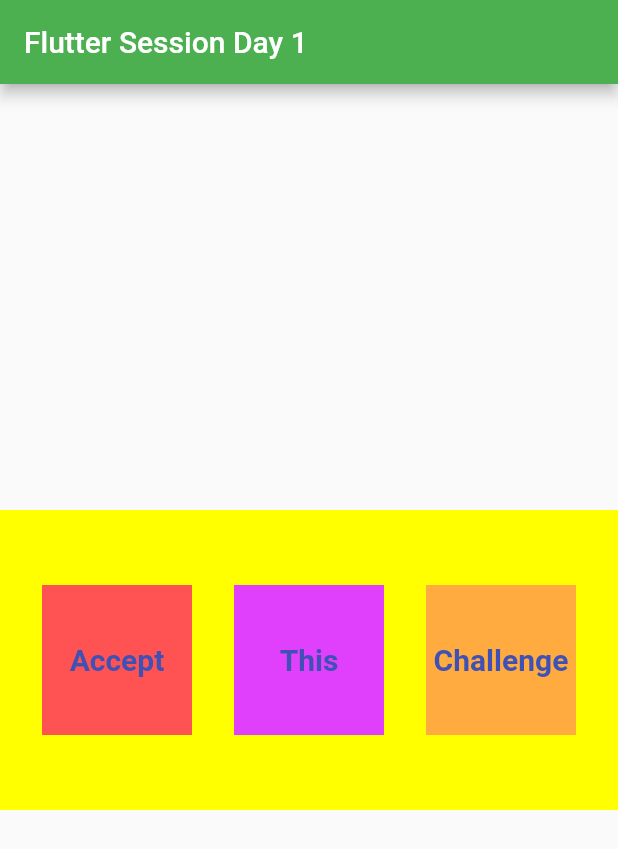
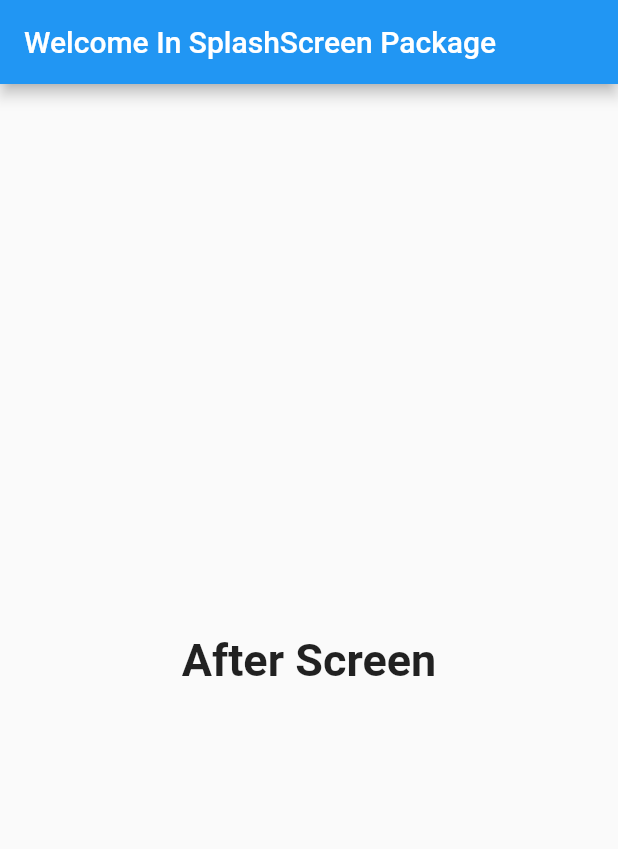
Before and after one commit to Mohd-Taha/Learning_Flutter, a Flutter app: the screen it shows after launch, on a phone screen of 412 x 824 dp. Shown: the top 849 px of the screen. Run offline on Flutter 3.47's test engine with Material 2 defaults, Android fonts, the phone set to English and light mode, and no system bars; our stand-ins replace splashscreen.

Commit message:
Intro to Text Boxes, Images, Button, PubDev

```diff
--- a/lib/main.dart
+++ b/lib/main.dart
@@ -1,90 +1,176 @@
 import 'package:flutter/material.dart';
+import 'package:splashscreen/splashscreen.dart';
 
 void main() {
-  runApp(MyApp());
+  runApp(new MaterialApp(
+    home: new MyApp(),
+  ));
 }
 
-class MyApp extends StatelessWidget {
+class MyApp extends StatefulWidget {
+  @override
+  _MyAppState createState() => new _MyAppState();
+}
+
+class _MyAppState extends State<MyApp> {
   @override
   Widget build(BuildContext context) {
-    return MaterialApp(
-      title: "Flutter Demo",
-      theme: ThemeData(
-        primarySwatch: Colors.green,
+    return new SplashScreen(
+      seconds: 14,
+      navigateAfterSeconds: new AfterSplash(),
+      title: new Text(
+        'Flutter Sessions: Day 2',
+        style: new TextStyle(fontWeight: FontWeight.bold, fontSize: 30.0),
       ),
-      home: MyHomePage(title: "Flutter Session Day 1"),
+      // image: Image.asset(
+      //   'assets/images/img.jfif',
+      //   fit: BoxFit.fill,
+      // ),
+      // image: new Image.network(
+      //     'https://flutter.io/images/catalog-widget-placeholder.png'),
+      backgroundColor: Colors.white,
+      loaderColor: Colors.red,
     );
   }
 }
 
-class MyHomePage extends StatefulWidget {
-  MyHomePage({Key key, this.title}) : super(key: key);
-
-  final String title;
-  @override
-  _MyHomePageState createState() => _MyHomePageState();
-}
-
-class _MyHomePageState extends State<MyHomePage> {
+class AfterSplash extends StatelessWidget {
   @override
   Widget build(BuildContext context) {
-    return Scaffold(
-      appBar: AppBar(
-        title: Text(widget.title),
+    return new Scaffold(
+      appBar: new AppBar(
+        title: new Text("Welcome In SplashScreen Package"),
+        automaticallyImplyLeading: false,
       ),
-      body: Center(
-        child: Container(
-          height: 200,
-          color: Colors.yellowAccent,
-          child: Row(
-            mainAxisAlignment: MainAxisAlignment.spaceEvenly,
-            children: [
-              Container(
-                height: 100,
-                width: 100,
-                color: Colors.redAccent,
-                child: Center(
-                    child: Text(
-                  'Accept',
-                  style: TextStyle(
-                      fontSize: 20,
-                      color: Colors.indigo,
-                      fontWeight: FontWeight.bold),
-                )),
-              ),
-              Container(
-                height: 100,
-                width: 100,
-                color: Colors.purpleAccent,
-                child: Center(
-                    child: Text(
-                  'This',
-                  style: TextStyle(
-                      fontSize: 20,
-                      color: Colors.indigo,
-                      fontWeight: FontWeight.bold),
-                )),
-              ),
-              Container(
-                height: 100,
-                width: 100,
-                color: Colors.orangeAccent,
-                child: Center(
-                    child: Text(
-                  'Challenge',
-                  style: TextStyle(
-                      fontSize: 20,
-                      color: Colors.indigo,
-                      fontWeight: FontWeight.bold),
-                )),
-              ),
-            ],
+      body: Container(
+        child: new Center(
+          child: new Text(
+            "After Screen",
+            style: new TextStyle(fontWeight: FontWeight.bold, fontSize: 30.0),
           ),
         ),
       ),
     );
   }
 }
+
+// void main() {
+//   runApp(MyApp());
+// }
+
+// class MyApp extends StatelessWidget {
+//   @override
+//   Widget build(BuildContext context) {
+//     return MaterialApp(
+//       title: "Flutter Demo",
+//       theme: ThemeData(
+//         primarySwatch: Colors.green,
+//       ),
+//       home: MyHomePage(title: "Flutter Session Day 1"),
+//     );
+//   }
+// }
+
+// class MyHomePage extends StatefulWidget {
+//   MyHomePage({Key key, this.title}) : super(key: key);
+
+//   final String title;
+//   @override
+//   _MyHomePageState createState() => _MyHomePageState();
+// }
+
+// class _MyHomePageState extends State<MyHomePage> {
+//   @override
+//   Widget build(BuildContext context) {
+//     String _value;
+//     return Scaffold(
+//       appBar: AppBar(
+//         title: Text(widget.title),
+//       ),
+//       body: Container(
+//         // color: Colors.blueAccent,
+//         child: Column(
+//           mainAxisAlignment: MainAxisAlignment.spaceEvenly,
+//           children: [
+//             Row(mainAxisAlignment: MainAxisAlignment.center, children: [
+//               Expanded(
+//                 child: TextField(
+//                   decoration: InputDecoration(
+//                     border: InputBorder.none,
+//                     hintText: "Enter Your Name",
+//                   ),
+//                   onChanged: (inp) => _value = inp,
+//                 ),
+//               ),
+//               RaisedButton(
+//                 onPressed: () => print(_value),
+//                 child: Text(
+//                   'Click Me',
+//                   style: TextStyle(),
+//                 ),
+//               ),
+//               // Icon(
+//               //   Icons.favorite,
+//               //   color: Colors.redAccent,
+//               //   size: 100,
+//               // ),
+//             ]),
+//           ],
+//         ),
+//       ),
+//       // body: Center(
+//       //   child: Container(
+//       //     height: 200,
+//       //     color: Colors.yellowAccent,
+//       //     child: Row(
+//       //       mainAxisAlignment: MainAxisAlignment.spaceEvenly,
+//       //       children: [
+//       //         Container(
+//       //           height: 100,
+//       //           width: 100,
+//       //           color: Colors.redAccent,
+//       //           child: Center(
+//       //               child: Text(
+//       //             'Accept',
+//       //             style: TextStyle(
+//       //                 fontSize: 20,
+//       //                 color: Colors.indigo,
+//       //                 fontWeight: FontWeight.bold),
+//       //           )),
+//       //         ),
+//       //         Container(
+//       //           height: 100,
+//       //           width: 100,
+//       //           color: Colors.purpleAccent,
+//       //           child: Center(
+//       //               child: Text(
+//       //             'This',
+//       //             style: TextStyle(
+//       //                 fontSize: 20,
+//       //                 color: Colors.indigo,
+//       //                 fontWeight: FontWeight.bold),
+//       //           )),
+//       //         ),
+//       //         Container(
+//       //           height: 100,
+//       //           width: 100,
+//       //           color: Colors.orangeAccent,
+//       //           child: Center(
+//       //               child: Text(
+//       //             'Challenge',
+//       //             style: TextStyle(
+//       //                 fontSize: 20,
+//       //                 color: Colors.indigo,
+//       //                 fontWeight: FontWeight.bold),
+//       //           )),
+//       //         ),
+//       //       ],
+//       //     ),
+//       //   ),
+//       // ),
+//     );
+//   }
+// }
 
 // class MyApp extends StatelessWidget {
 //   // This widget is the root of your application.
--- a/pubspec.yaml
+++ b/pubspec.yaml
@@ -28,6 +28,7 @@ dependencies:
   # The following adds the Cupertino Icons font to your application.
   # Use with the CupertinoIcons class for iOS style icons.
   cupertino_icons: ^1.0.0
+  splashscreen: ^1.3.5
 
 dev_dependencies:
   flutter_test:
@@ -45,7 +46,8 @@ flutter:
   uses-material-design: true
 
   # To add assets to your application, add an assets section, like this:
-  # assets:
+  assets:
+    - assets/images/img.jfif
   #   - images/a_dot_burr.jpeg
   #   - images/a_dot_ham.jpeg
 
```
Also changed, not shown: pubspec.lock, 1 other file.
